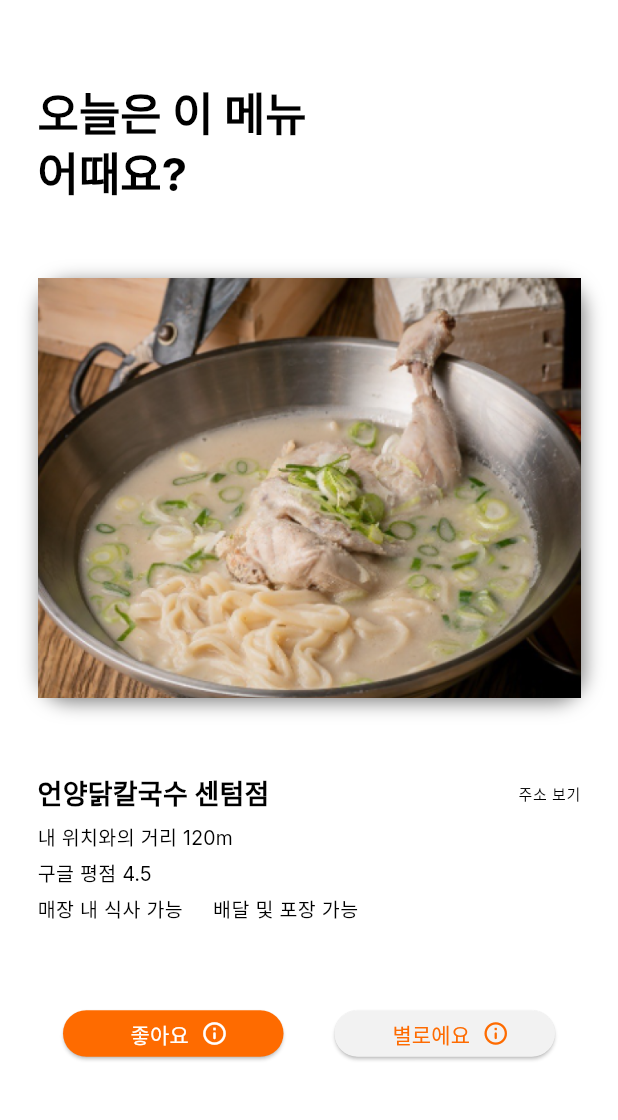
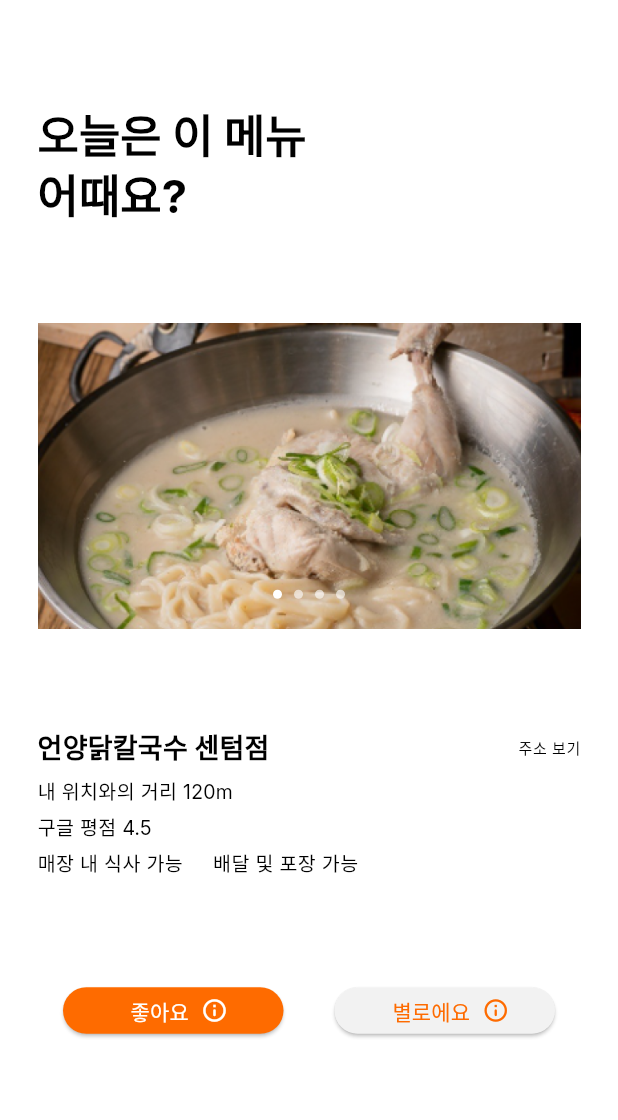
Before and after one commit to yangwenry/jeomechu, a Flutter app: the TodayMenuScreen screen opened by its route, on a phone screen of 412 x 824 dp, the part 84-1204 px from its top. Run offline on Flutter 3.47's test engine with Material 3 defaults, Android fonts, the light colour scheme and no system bars; drawn by our look-alikes of carousel_slider, smooth_page_indicator; our stand-ins replace flutter_secure_storage, google_sign_in, sign_in_button; accounts and stored records are empty.

Commit message:
오늘의 메뉴 개발 3차

```diff
--- a/lib/screen/login_screen.dart
+++ b/lib/screen/login_screen.dart
@@ -130,7 +130,8 @@
   }
 
   void moveToHomeScreen() {
-    Navigator.pushNamed(context, '/title');
+    //Navigator.pushNamed(context, '/title');
+    Navigator.pop(context);
   }
 
   void signOut() async {
--- a/lib/screen/today_menu_screen.dart
+++ b/lib/screen/today_menu_screen.dart
@@ -1,4 +1,7 @@
+import 'package:carousel_slider/carousel_slider.dart';
 import 'package:flutter/material.dart';
+import 'package:jeomechu/widget/image_slider.dart';
+import 'package:smooth_page_indicator/smooth_page_indicator.dart';
 
 import '../service/login_service.dart';
 import '../widget/home_drawer.dart';
@@ -14,6 +17,13 @@
   bool _loading = false;
   bool likedVisit = false;
   bool likedMenu = false;
+  // image slider용
+  final images = [
+    'assets/images/dish01.png',
+    'assets/images/dish02.jpg',
+    'assets/images/dish03.jpg',
+    'assets/images/dish04.jpg'
+  ];
 
   void showLoadingBar(bool loading) {
     setState(() {
@@ -75,13 +85,10 @@
   onPressedSave() {
     // api로 좋아하는 메뉴 저장
 
-    // close 팝업
+    // 팝업 닫기
     Navigator.pop(context);
 
-    // 좋아하는 메뉴라고 하면 다른 메뉴추천 팝업
-    if (likedMenu) {
-      showRecommendDialog();
-    }
+    showRecommendDialog();
   }
 
   void showRecommendDialog() {
@@ -162,24 +169,7 @@
                 style: Theme.of(context).textTheme.headlineMedium,
               ),
             ),
-            Container(
-              decoration: BoxDecoration(
-                borderRadius: BorderRadius.circular(20),
-                boxShadow: [
-                  BoxShadow(
-                    color: Colors.black.withOpacity(0.5),
-                    blurRadius: 10,
-                    offset: const Offset(2, 3),
-                  )
-                ],
-              ),
-              child: Image.asset(
-                'assets/images/dish01.png',
-                width: MediaQuery.sizeOf(context).width,
-                height: 280,
-                fit: BoxFit.cover,
-              ),
-            ),
+            ImageSlider(images: images),
             if (_loading) const CircularProgressIndicator(),
             if (!_loading)
               Column(
--- a/lib/widget/home_drawer.dart
+++ b/lib/widget/home_drawer.dart
@@ -154,6 +154,7 @@
             ),
             title: Text('로그인 하기', style: stylebody),
             onTap: () {
+              Navigator.pop(context);
               Navigator.pushNamed(context, '/login');
             },
             trailing: const Icon(Icons.chevron_right_outlined),
--- /dev/null
+++ b/lib/widget/image_slider.dart
@@ -0,0 +1,69 @@
+import 'package:carousel_slider/carousel_slider.dart';
+import 'package:flutter/material.dart';
+import 'package:smooth_page_indicator/smooth_page_indicator.dart';
+
+class ImageSlider extends StatefulWidget {
+  final List images;
+  const ImageSlider({super.key, required this.images});
+
+  @override
+  State<ImageSlider> createState() => _ImageSliderState();
+}
+
+class _ImageSliderState extends State<ImageSlider> {
+  int activeIndex = 0;
+
+  @override
+  Widget build(BuildContext context) {
+    return renderImageSlider();
+  }
+
+  Widget renderImageSlider() =>
+      Stack(alignment: Alignment.bottomCenter, children: <Widget>[
+        CarouselSlider.builder(
+          options: CarouselOptions(
+            initialPage: 0,
+            viewportFraction: 1,
+            enlargeCenterPage: true,
+            onPageChanged: (index, reason) => setState(() {
+              activeIndex = index;
+            }),
+          ),
+          itemCount: widget.images.length,
+          itemBuilder: (context, index, realIndex) {
+            final path = widget.images[index];
+            return imageSlider(path, index);
+          },
+        ),
+        Align(alignment: Alignment.bottomCenter, child: indicator())
+      ]);
+
+  Widget imageSlider(path, index) => Container(
+        width: double.infinity,
+        height: 280,
+        decoration: BoxDecoration(
+          borderRadius: BorderRadius.circular(20),
+          boxShadow: [
+            BoxShadow(
+              color: Colors.black.withOpacity(0.5),
+              blurRadius: 10,
+              offset: const Offset(3, 3),
+            )
+          ],
+        ),
+        child: Image.asset(path, fit: BoxFit.cover),
+      );
+
+  Widget indicator() => Container(
+      margin: const EdgeInsets.only(bottom: 20.0),
+      alignment: Alignment.bottomCenter,
+      child: AnimatedSmoothIndicator(
+        activeIndex: activeIndex,
+        count: widget.images.length,
+        effect: JumpingDotEffect(
+            dotHeight: 6,
+            dotWidth: 6,
+            activeDotColor: Colors.white,
+            dotColor: Colors.white.withOpacity(0.6)),
+      ));
+}
--- a/pubspec.yaml
+++ b/pubspec.yaml
@@ -12,6 +12,8 @@
   sign_in_button: ^3.0.0
   google_sign_in: ^6.1.6
   flutter_secure_storage: ^9.2.2
+  carousel_slider: ^5.0.0
+  smooth_page_indicator: ^1.0.0+3
 
 dev_dependencies:
   flutter_test:
```
Also changed, not shown: assets/images/dish02.jpg (added), assets/images/dish03.jpg (added), assets/images/dish04.jpg (added), 1 other file.
